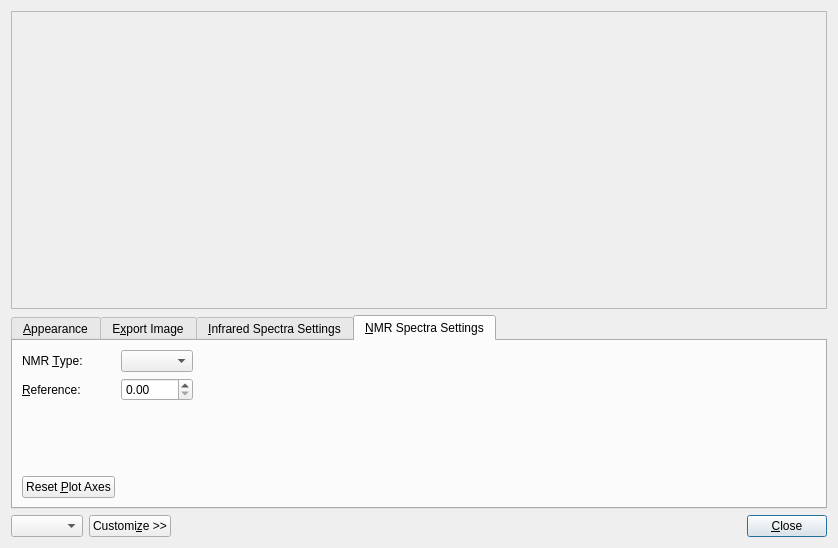
Above: libavogadro/src/extensions/spectradialog.ui from cryos/avogadro before the change. Below: the same form after it.
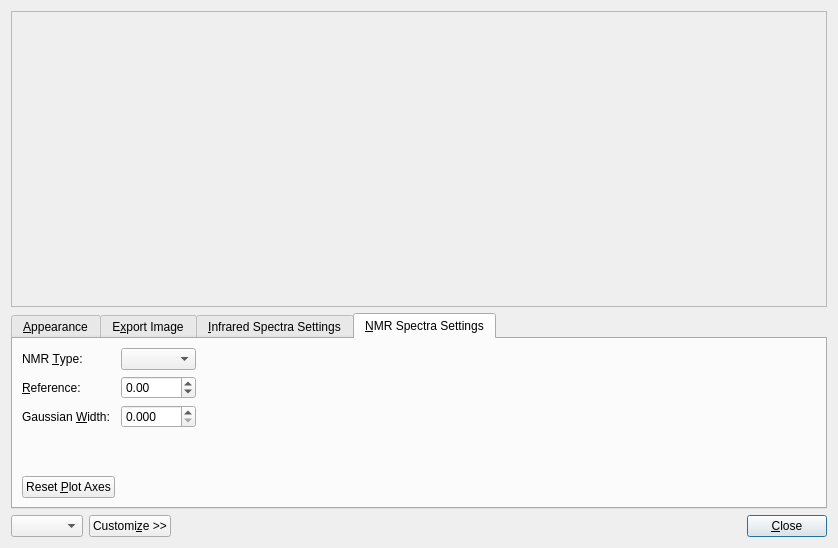
That is the form after the change. Custom widgets are drawn as their Qt base class.

Commit message: Added gaussian widths to NMR spectra.

```diff
--- a/libavogadro/src/extensions/spectradialog.ui
+++ b/libavogadro/src/extensions/spectradialog.ui
@@ -757,7 +757,7 @@
            </property>
           </spacer>
          </item>
-         <item row="2" column="0">
+         <item row="3" column="0">
           <spacer name="verticalSpacer_2">
            <property name="orientation">
             <enum>Qt::Vertical</enum>
@@ -785,6 +785,9 @@
            <property name="accelerated">
             <bool>true</bool>
            </property>
+           <property name="minimum">
+            <double>-9999.989999999999782</double>
+           </property>
            <property name="maximum">
             <double>9999.989999999999782</double>
            </property>
@@ -793,13 +796,36 @@
            </property>
           </widget>
          </item>
-         <item row="3" column="0">
+         <item row="4" column="0">
           <widget class="QPushButton" name="push_NMR_resetAxes">
            <property name="text">
             <string>Reset &amp;Plot Axes</string>
            </property>
           </widget>
          </item>
+         <item row="2" column="0">
+          <widget class="QLabel" name="label_17">
+           <property name="text">
+            <string>Gaussian &amp;Width:</string>
+           </property>
+           <property name="buddy">
+            <cstring>spin_NMR_FWHM</cstring>
+           </property>
+          </widget>
+         </item>
+         <item row="2" column="1">
+          <widget class="QDoubleSpinBox" name="spin_NMR_FWHM">
+           <property name="decimals">
+            <number>3</number>
+           </property>
+           <property name="maximum">
+            <double>99.998999999999995</double>
+           </property>
+           <property name="singleStep">
+            <double>0.010000000000000</double>
+           </property>
+          </widget>
+         </item>
         </layout>
        </widget>
       </widget>
```
Left out of the diff: 12 changed lines with no effect on the pictures. The commit also changes 2 other files.
